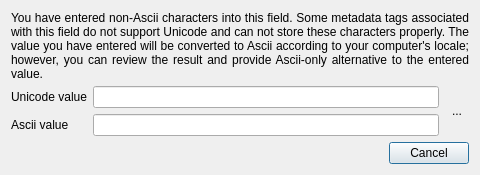
First picture: the form in asciistringdialog_mac.ui, repository cgilles/digikam-analogexif, before the edit.
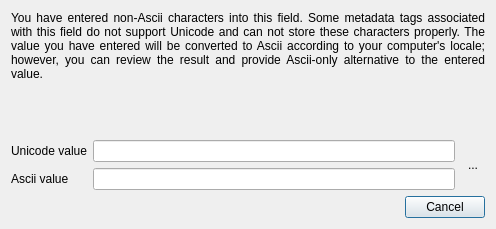
Second picture: the form after the edit. Icons and pictures are not drawn.

What changed in the file:
```diff
--- a/asciistringdialog_mac.ui
+++ b/asciistringdialog_mac.ui
@@ -9,8 +9,8 @@
    <rect>
     <x>0</x>
     <y>0</y>
-    <width>480</width>
-    <height>175</height>
+    <width>496</width>
+    <height>229</height>
    </rect>
   </property>
   <property name="windowTitle">
@@ -41,6 +41,9 @@
     <layout class="QHBoxLayout" name="horizontalLayout">
      <item>
       <layout class="QFormLayout" name="formLayout">
+       <property name="fieldGrowthPolicy">
+        <enum>QFormLayout::ExpandingFieldsGrow</enum>
+       </property>
        <item row="0" column="0">
         <widget class="QLabel" name="label_2">
          <property name="text">
@@ -49,7 +52,14 @@
         </widget>
        </item>
        <item row="0" column="1">
-        <widget class="QLineEdit" name="unicodeEdit"/>
+        <widget class="QLineEdit" name="unicodeEdit">
+         <property name="sizePolicy">
+          <sizepolicy hsizetype="Expanding" vsizetype="Fixed">
+           <horstretch>0</horstretch>
+           <verstretch>0</verstretch>
+          </sizepolicy>
+         </property>
+        </widget>
        </item>
        <item row="1" column="0">
         <widget class="QLabel" name="label_3">
```
